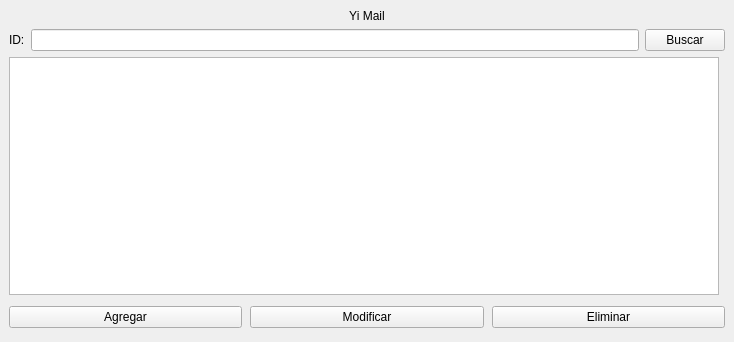
Old version of the form mainwindow.ui in the repository roblescristian4722/lector_correo.
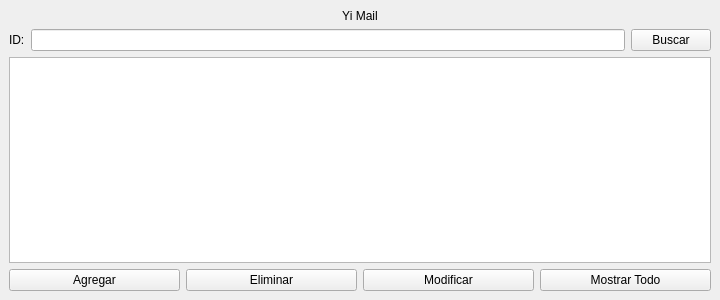
New version of the form.

Commit message: 'Tabla' y 'mostrar todo' añadidos

Diff of the .ui file:
```diff
--- a/mainwindow.ui
+++ b/mainwindow.ui
@@ -6,8 +6,8 @@
    <rect>
     <x>0</x>
     <y>0</y>
-    <width>734</width>
-    <height>342</height>
+    <width>720</width>
+    <height>300</height>
    </rect>
   </property>
   <property name="windowTitle">
@@ -15,62 +15,17 @@
   </property>
   <widget class="QWidget" name="centralwidget">
    <layout class="QGridLayout" name="gridLayout">
-    <item row="3" column="0" colspan="2">
-     <layout class="QHBoxLayout" name="horizontalLayout">
-      <property name="spacing">
-       <number>8</number>
+    <item row="0" column="0">
+     <widget class="QLabel" name="titulo">
+      <property name="text">
+       <string>Yi Mail</string>
       </property>
-      <property name="leftMargin">
-       <number>0</number>
+      <property name="alignment">
+       <set>Qt::AlignCenter</set>
       </property>
-      <property name="topMargin">
-       <number>5</number>
-      </property>
-      <property name="bottomMargin">
-       <number>5</number>
-      </property>
-      <item>
-       <widget class="QPushButton" name="agregar">
-        <property name="sizePolicy">
-         <sizepolicy hsizetype="Minimum" vsizetype="Minimum">
-          <horstretch>0</horstretch>
-          <verstretch>1</verstretch>
-         </sizepolicy>
-        </property>
-        <property name="text">
-         <string>Agregar</string>
-        </property>
-       </widget>
-      </item>
-      <item>
-       <widget class="QPushButton" name="modificar">
-        <property name="sizePolicy">
-         <sizepolicy hsizetype="Minimum" vsizetype="Minimum">
-          <horstretch>0</horstretch>
-          <verstretch>1</verstretch>
-         </sizepolicy>
-        </property>
-        <property name="text">
-         <string>Modificar</string>
-        </property>
-       </widget>
-      </item>
-      <item>
-       <widget class="QPushButton" name="eliminar">
-        <property name="sizePolicy">
-         <sizepolicy hsizetype="Minimum" vsizetype="Minimum">
-          <horstretch>0</horstretch>
-          <verstretch>1</verstretch>
-         </sizepolicy>
-        </property>
-        <property name="text">
-         <string>Eliminar</string>
-        </property>
-       </widget>
-      </item>
-     </layout>
+     </widget>
     </item>
-    <item row="1" column="0" colspan="2">
+    <item row="1" column="0">
      <layout class="QHBoxLayout" name="horizontalLayout_2">
       <item>
        <widget class="QLabel" name="id_text">
@@ -91,18 +46,101 @@
       </item>
      </layout>
     </item>
-    <item row="0" column="0" colspan="2">
-     <widget class="QLabel" name="titulo">
-      <property name="text">
-       <string>Yi Mail</string>
-      </property>
-      <property name="alignment">
-       <set>Qt::AlignCenter</set>
-      </property>
-     </widget>
-    </item>
     <item row="2" column="0">
-     <widget class="QTextBrowser" name="Resultado"/>
+     <widget class="QTableWidget" name="bandejaTabla">
+      <property name="sizeAdjustPolicy">
+       <enum>QAbstractScrollArea::AdjustIgnored</enum>
+      </property>
+      <property name="editTriggers">
+       <set>QAbstractItemView::NoEditTriggers</set>
+      </property>
+      <property name="dragEnabled">
+       <bool>false</bool>
+      </property>
+      <property name="selectionMode">
+       <enum>QAbstractItemView::SingleSelection</enum>
+      </property>
+      <property name="selectionBehavior">
+       <enum>QAbstractItemView::SelectRows</enum>
+      </property>
+      <property name="showGrid">
+       <bool>true</bool>
+      </property>
+      <property name="gridStyle">
+       <enum>Qt::SolidLine</enum>
+      </property>
+      <property name="sortingEnabled">
+       <bool>true</bool>
+      </property>
+      <property name="wordWrap">
+       <bool>false</bool>
+      </property>
+      <property name="cornerButtonEnabled">
+       <bool>false</bool>
+      </property>
+      <attribute name="horizontalHeaderVisible">
+       <bool>true</bool>
+      </attribute>
+      <attribute name="horizontalHeaderCascadingSectionResizes">
+       <bool>true</bool>
+      </attribute>
+      <attribute name="horizontalHeaderStretchLastSection">
+       <bool>true</bool>
+      </attribute>
+      <attribute name="verticalHeaderVisible">
+       <bool>false</bool>
+      </attribute>
+     </widget>
+    </item>
+    <item row="3" column="0">
+     <layout class="QHBoxLayout" name="horizontalLayout">
+      <item>
+       <widget class="QPushButton" name="agregar">
+        <property name="sizePolicy">
+         <sizepolicy hsizetype="Minimum" vsizetype="Minimum">
+          <horstretch>0</horstretch>
+          <verstretch>1</verstretch>
+         </sizepolicy>
+        </property>
+        <property name="text">
+         <string>Agregar</string>
+        </property>
+       </widget>
+      </item>
+      <item>
+       <widget class="QPushButton" name="eliminar">
+        <property name="sizePolicy">
+         <sizepolicy hsizetype="Minimum" vsizetype="Minimum">
+          <horstretch>0</horstretch>
+          <verstretch>1</verstretch>
+         </sizepolicy>
+        </property>
+        <property name="text">
+         <string>Eliminar</string>
+        </property>
+       </widget>
+      </item>
+      <item>
+       <widget class="QPushButton" name="modificar">
+        <property name="sizePolicy">
+         <sizepolicy hsizetype="Minimum" vsizetype="Minimum">
+          <horstretch>0</horstretch>
+          <verstretch>1</verstretch>
+         </sizepolicy>
+        </property>
+        <property name="text">
+         <string>Modificar</string>
+        </property>
+       </widget>
+      </item>
+      <item>
+       <widget class="QPushButton" name="mostrarTodo">
+        <property name="text">
+         <string>Mostrar Todo</string>
+        </property>
+       </widget>
+      </item>
+     </layout>
     </item>
    </layout>
   </widget>
```
The commit also changes 9 other files.
